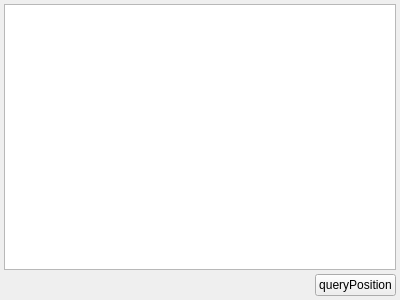
First picture: the form in ctpnow/ui/positionform.ui, repository xclxxl414/bftrader, before the edit.
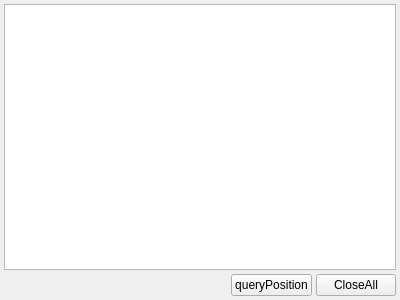
Second picture: the form after the edit.

```diff
--- a/ctpnow/ui/positionform.ui
+++ b/ctpnow/ui/positionform.ui
@@ -54,6 +54,13 @@
        </property>
       </widget>
      </item>
+     <item>
+      <widget class="QPushButton" name="pushButtonCloseAll">
+       <property name="text">
+        <string>CloseAll</string>
+       </property>
+      </widget>
+     </item>
     </layout>
    </item>
   </layout>
```
